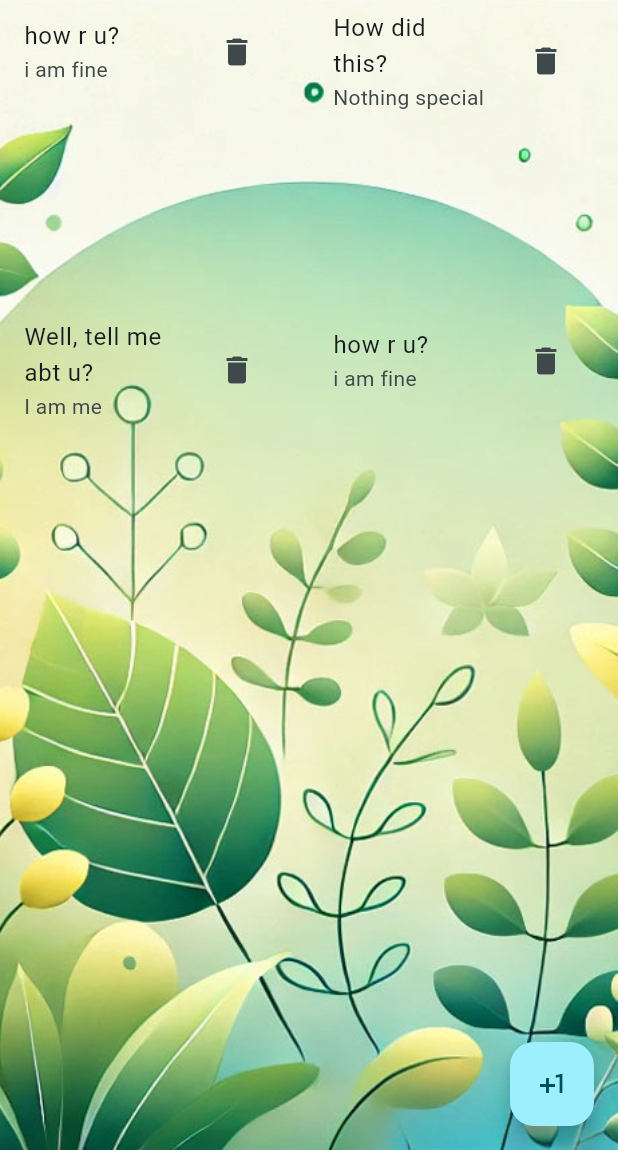
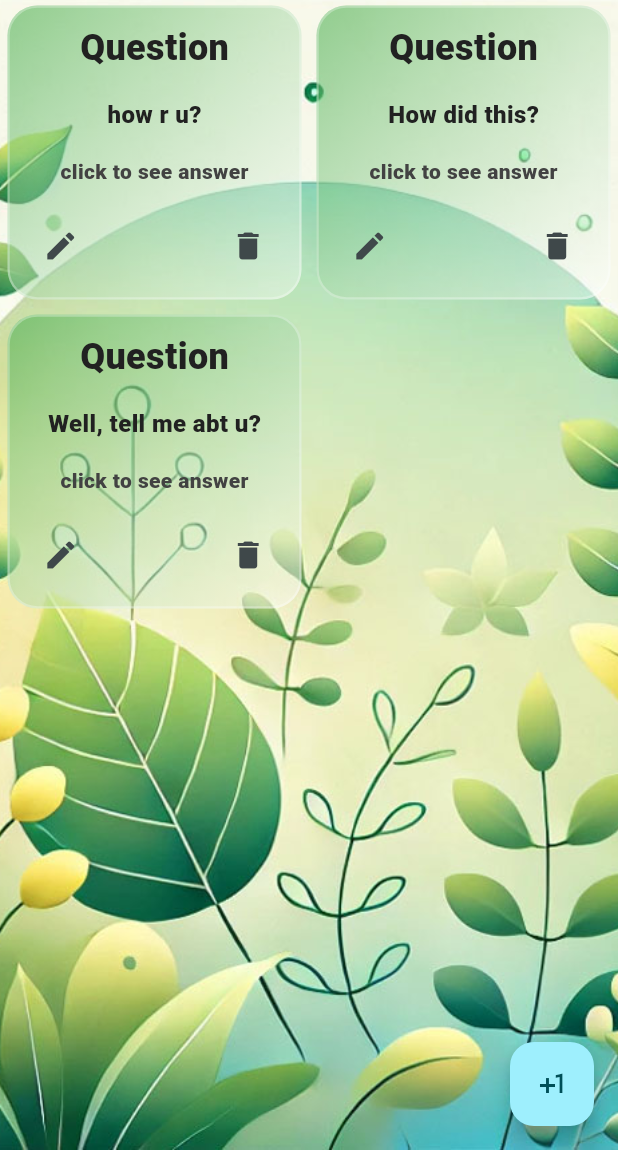
Before and after one commit to AdreshSingh/flashcard, a Flutter app: the screen it shows after launch, on a phone screen of 412 x 824 dp, the part 86-1236 px from its top. Run offline on Flutter 3.47's test engine with Material 3 defaults, Android fonts, the phone set to English and light mode, and no system bars.

Commit message:
bug fixes

```diff
--- a/lib/domain/models/flashcard.dart
+++ b/lib/domain/models/flashcard.dart
@@ -2,10 +2,16 @@ class Flashcard {
   int id;
   String question;
   String answer;
+  bool isTapped;
 
   Flashcard({
     required this.id,
     required this.question,
     required this.answer,
+    this.isTapped = false,
   });
+
+  void toggleTapped() {
+    isTapped = !isTapped;
+  }
 }
--- a/lib/flashcard_form.dart
+++ b/lib/flashcard_form.dart
@@ -3,7 +3,8 @@ import 'package:flashcard/data/repository/flashcard_list.dart';
 import 'package:flutter/material.dart';
 
 class FlashcardForm extends StatefulWidget {
-  const FlashcardForm({super.key});
+  final Flashcard? card;
+  const FlashcardForm({super.key, required this.card});
 
   @override
   State<FlashcardForm> createState() => _FlashcardFormState();
@@ -22,8 +23,21 @@ class _FlashcardFormState extends State<FlashcardForm> {
     ));
   }
 
+  // update the card
+  void updateCard() async {
+    await FlashcardList().updateFlashcard(Flashcard(
+      id: FlashcardList.cards.length,
+      question: _questionController.text,
+      answer: _answerController.text,
+    ));
+  }
+
   @override
   Widget build(BuildContext context) {
+    print(widget.card?.answer);
+    // ? prepopulating if it selected for editting
+    _questionController.text = widget.card?.question ?? "";
+    _answerController.text = widget.card?.answer ?? "";
     return Scaffold(
       // appbar
       appBar: AppBar(
@@ -109,11 +123,11 @@ class _FlashcardFormState extends State<FlashcardForm> {
                   height: 50,
                   color: Colors.white.withOpacity(.6),
                   onPressed: () {
-                    addCard();
+                    widget.card == null ? addCard() : updateCard();
                   },
-                  child: const Text(
-                    "Confirm!",
-                    style: TextStyle(
+                  child: Text(
+                    widget.card == null ? "Confirm!" : "Update",
+                    style: const TextStyle(
                       fontSize: 20,
                     ),
                   ),
--- a/lib/flashcard_homepage.dart
+++ b/lib/flashcard_homepage.dart
@@ -13,15 +13,54 @@ class _FlashcardHomepageState extends State<FlashcardHomepage> {
   // index for each card
   int cardId = 0;
 
-  // delete the card
-  void gotToAddScreen() async {
+  // ? tracking for tap
+  //? animationing visiblity
+  void cardTapped(Flashcard card) async {
+    setState(() {
+      card.toggleTapped();
+    });
+  }
+
+  //? navigate to the form page
+  void gotToAddScreen(Flashcard? card) async {
     // will refresh to show update
     await Navigator.of(context).push(
       MaterialPageRoute(
-        builder: (context) => (const FlashcardForm()),
+        builder: (context) => (FlashcardForm(
+          card: card,
+        )),
       ),
     );
     setState(() {});
+  }
+
+  //? delete a specific card
+  void deleteCard(int index) {
+    showDialog(
+      context: context,
+      builder: (context) {
+        return AlertDialog(
+          title: const Text("Deleting flashcard"),
+          content: const Text("Are you sure to delete?"),
+          actions: [
+            TextButton(
+              onPressed: () {
+                Navigator.of(context).pop();
+              },
+              child: const Text("Cancel"),
+            ),
+            TextButton(
+              onPressed: () {
+                FlashcardList().deleteFlashcard(index);
+                setState(() {});
+                Navigator.of(context).pop();
+              },
+              child: const Text("Confirm"),
+            )
+          ],
+        );
+      },
+    );
   }
 
   @override
@@ -50,14 +89,6 @@ class _FlashcardHomepageState extends State<FlashcardHomepage> {
         answer: "I am me",
       ),
     );
-
-    FlashcardList().addFlashcard(
-      Flashcard(
-        id: 3,
-        question: "how r u?",
-        answer: "i am fine",
-      ),
-    );
   }
 
   @override
@@ -80,15 +111,113 @@ class _FlashcardHomepageState extends State<FlashcardHomepage> {
           itemBuilder: (context, index) {
             final card = FlashcardList.cards[index];
 
-            return ListTile(
-              title: Text(card.question),
-              subtitle: Text(card.answer),
-              trailing: IconButton(
-                onPressed: () {
-                  FlashcardList().deleteFlashcard(index);
-                  setState(() {});
-                },
-                icon: const Icon(Icons.delete),
+            return GestureDetector(
+              onTap: () => cardTapped(card),
+              child: Container(
+                height: 200,
+                padding: const EdgeInsets.all(10.0),
+                margin: const EdgeInsets.all(5.0),
+                decoration: BoxDecoration(
+                  borderRadius: BorderRadius.circular(20),
+                  border: Border.all(
+                    color: Colors.white.withOpacity(0.3),
+                    width: 1.5,
+                  ),
+                  gradient: LinearGradient(
+                    colors: [
+                      Colors.green.withOpacity(0.6),
+                      Colors.white.withOpacity(0.4),
+                    ],
+                    begin: Alignment.topLeft,
+                    end: Alignment.bottomRight,
+                  ),
+                ),
+                child: Column(
+                  crossAxisAlignment: CrossAxisAlignment.center,
+                  mainAxisAlignment: MainAxisAlignment.spaceBetween,
+                  children: [
+                    // question
+                    Text(
+                      "Question",
+                      style: TextStyle(
+                        color: Colors.grey.shade900,
+                        fontSize: 24,
+                        fontWeight: FontWeight.w800,
+                      ),
+                    ),
+                    Text(
+                      card.question,
+                      style: TextStyle(
+                        color: Colors.grey.shade900,
+                        fontSize: 16,
+                        fontWeight: FontWeight.w800,
+                      ),
+                    ),
+
+                    // answer
+
+                    Flexible(
+                      flex: 2,
+                      child: AnimatedContainer(
+                        duration: const Duration(milliseconds: 500),
+                        curve: Curves.easeInOut,
+                        height: card.isTapped ? 50 : 20,
+                        child: card.isTapped
+                            ? Column(
+                                mainAxisSize: MainAxisSize.min,
+                                children: [
+                                  Text(
+                                    "Answer",
+                                    style: TextStyle(
+                                      color: Colors.grey.shade900,
+                                      fontSize: 12,
+                                      fontWeight: FontWeight.w800,
+                                    ),
+                                  ),
+                                  Text(
+                                    card.answer,
+                                    style: TextStyle(
+                                      color: Colors.grey.shade900,
+                                      fontSize: 12,
+                                      fontWeight: FontWeight.w800,
+                                    ),
+                                  ),
+                                ],
+                              )
+                            : Text(
+                                "click to see answer",
+                                style: TextStyle(
+                                  color: Colors.grey.shade800,
+                                  fontSize: 14,
+                                  fontWeight: FontWeight.w800,
+                                ),
+                              ),
+                      ),
+                    ),
+
+                    // buttons
+                    Row(
+                      mainAxisAlignment: MainAxisAlignment.spaceBetween,
+                      children: [
+                        // ? edit button
+                        IconButton(
+                          onPressed: () {
+                            gotToAddScreen(card);
+                          },
+                          icon: const Icon(Icons.edit),
+                        ),
+
+                        // ? delete button
+                        IconButton(
+                          onPressed: () {
+                            deleteCard(index);
+                          },
+                          icon: const Icon(Icons.delete),
+                        ),
+                      ],
+                    )
+                  ],
+                ),
               ),
             );
           },
@@ -96,7 +225,7 @@ class _FlashcardHomepageState extends State<FlashcardHomepage> {
       ),
       floatingActionButton: FloatingActionButton(
         onPressed: () {
-          gotToAddScreen();
+          gotToAddScreen(null);
         },
         child: const Icon(Icons.plus_one_sharp),
       ),
```
Also changed, not shown: lib/data/repository/flashcard_list.dart (+10 -12 lines).
